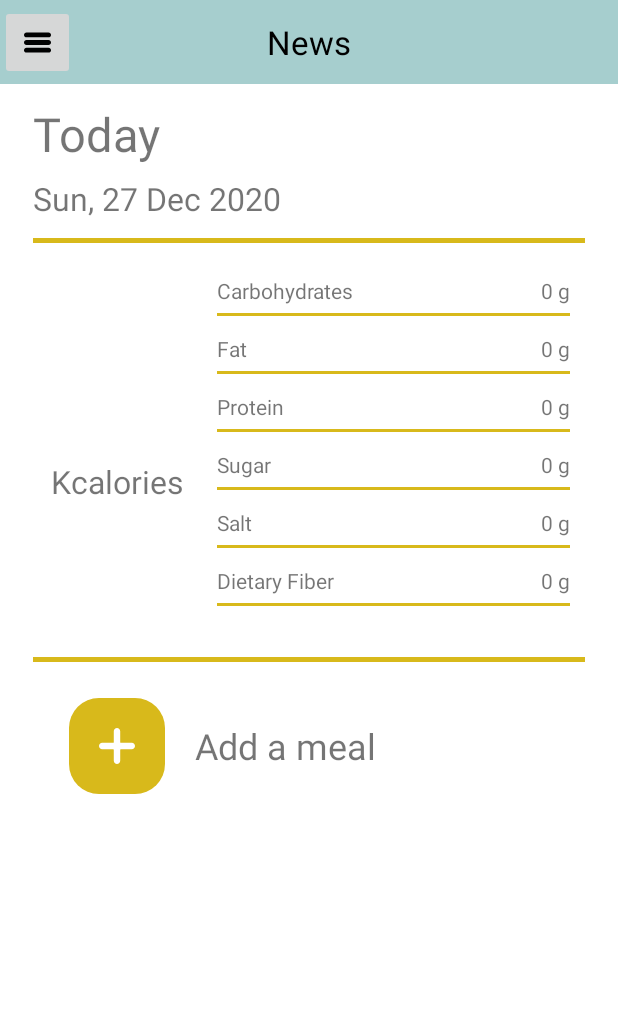
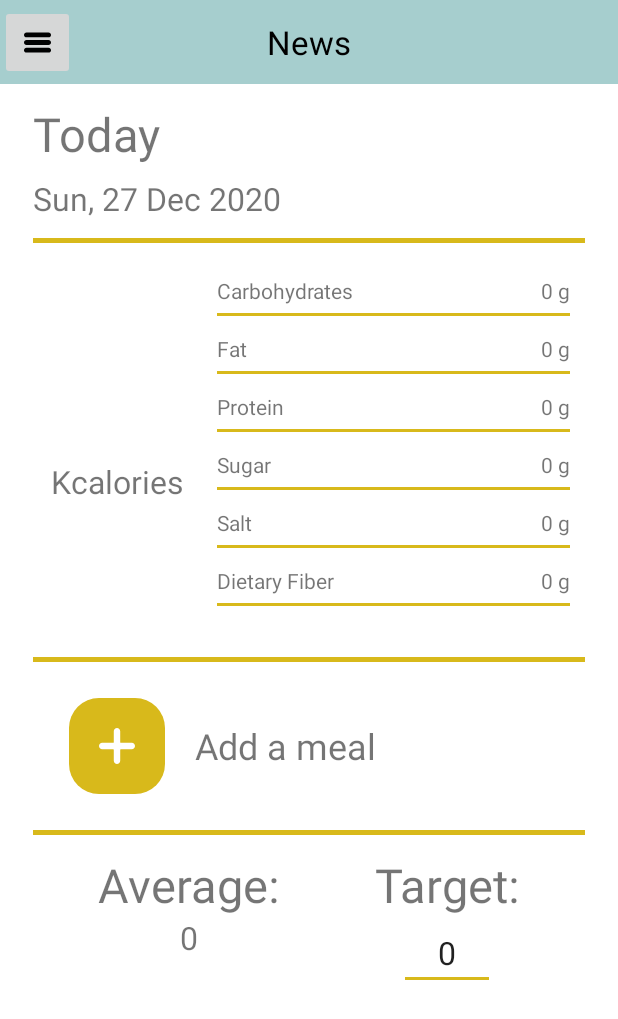
Before and after one commit to irenenus/KcalCulate, an Android app: the NewsFragment screen opened directly, with no data from a screen before it, on a phone screen of 412 x 824 dp. Shown: the top 1019 px of the screen. Run offline under Robolectric (Android 15) with nearby library versions, the phone set to English and light mode, and no system bars; our stand-ins replace data binding; Roboto replaces fonts that are not available here.

Commit message:
Add items on news layout

```diff
--- a/app/src/main/res/layout/fragment_news.xml
+++ b/app/src/main/res/layout/fragment_news.xml
@@ -242,6 +242,62 @@
             android:text="@string/add_meal"/>
     </LinearLayout>
 
+    <View
+        android:layout_width="match_parent"
+        android:layout_height="3dp"
+        android:background="@color/colorAccent"/>
+
+    <LinearLayout
+        android:layout_width="match_parent"
+        android:layout_height="wrap_content"
+        android:layout_margin="12dp"
+        android:orientation="horizontal">
+
+        <LinearLayout
+            android:layout_width="wrap_content"
+            android:layout_height="wrap_content"
+            android:layout_weight="50"
+            android:orientation="vertical">
+            <TextView
+                android:layout_width="wrap_content"
+                android:layout_height="wrap_content"
+                android:text="@string/average"
+                android:layout_gravity="center"
+                style="@style/FoodDataTitleStyle"/>
+
+            <TextView
+                android:id="@+id/tvAverage"
+                android:layout_width="wrap_content"
+                android:layout_height="wrap_content"
+                android:text="@string/initial"
+                android:layout_gravity="center"
+                style="@style/FoodDataSubtitleStyle"/>
+        </LinearLayout>
+
+
+        <LinearLayout
+            android:layout_width="wrap_content"
+            android:layout_height="wrap_content"
+            android:gravity="center"
+            android:layout_weight="50"
+            android:orientation="vertical">
+            <TextView
+                android:layout_width="wrap_content"
+                android:layout_height="wrap_content"
+                android:text="@string/target"
+                style="@style/FoodDataTitleStyle"/>
+
+            <EditText
+                android:layout_width="64dp"
+                android:layout_height="wrap_content"
+                android:text="@string/initial"
+                android:textAlignment="center"
+                android:layout_gravity="center_horizontal"
+                style="@style/FoodDataSubtitleStyle"/>
+        </LinearLayout>
+
+    </LinearLayout>
+
 
 
 
--- a/app/src/main/res/values/strings.xml
+++ b/app/src/main/res/values/strings.xml
@@ -25,5 +25,8 @@
     <string name="grams">g</string>
     <string name="kcal">Kcalories</string>
     <string name="add_meal">Add a meal</string>
+    <string name="average">Average:</string>
+    <string name="target">Target:</string>
+    <string name="initial">0</string>
 
 </resources>
```
